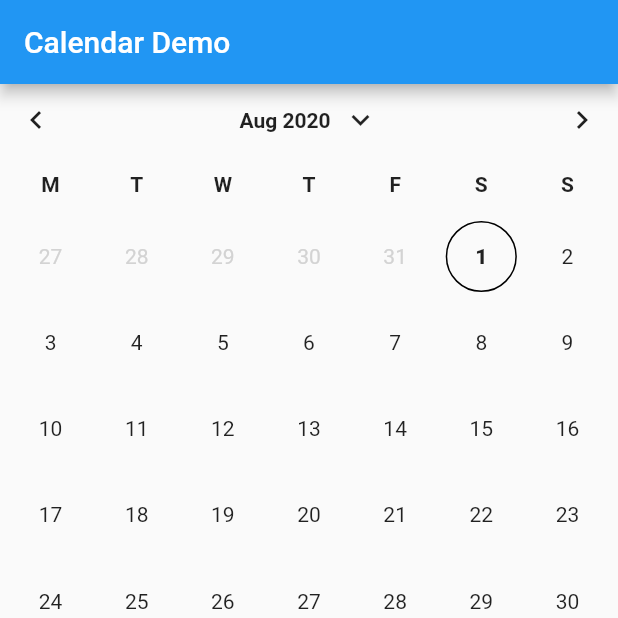
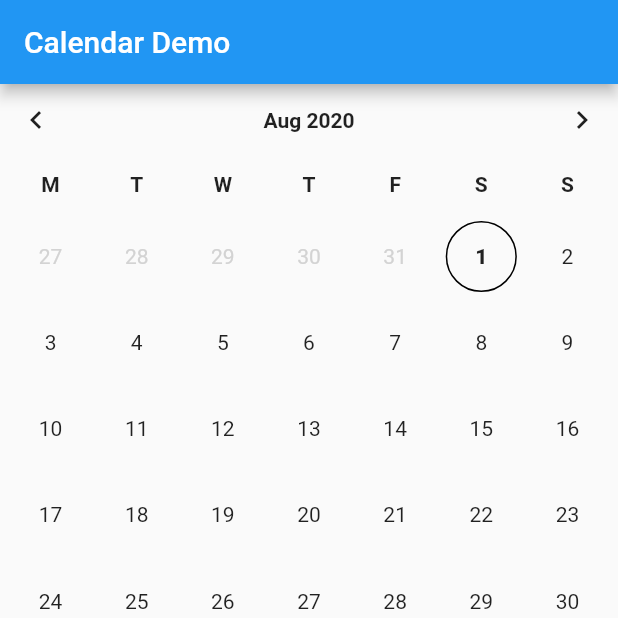
Before and after one commit to jeebb/nhabe, a Flutter app: the screen it shows after launch, on a phone screen of 412 x 824 dp, the top half of it. Run offline on Flutter 3.47's test engine with Material 2 defaults, Android fonts, the phone set to English and light mode, and no system bars.

Commit message:
No down-error in header

```diff
--- a/lib/src/internal/calendar_header.dart
+++ b/lib/src/internal/calendar_header.dart
@@ -28,7 +28,7 @@ class _CalendarHeader extends StatelessWidget {
             ),
             InkWell(
               child: Padding(
-                padding: const EdgeInsets.symmetric(horizontal: 8),
+                padding: const EdgeInsets.all(10),
                 child: Row(
                   mainAxisSize: MainAxisSize.min,
                   children: <Widget>[
@@ -36,8 +36,6 @@ class _CalendarHeader extends StatelessWidget {
                       titleBuilder(monthAndYear),
                       style: titleStyle,
                     ),
-                    const SizedBox(width: 8),
-                    Icon(Icons.keyboard_arrow_down),
                   ],
                 ),
               ),
```
